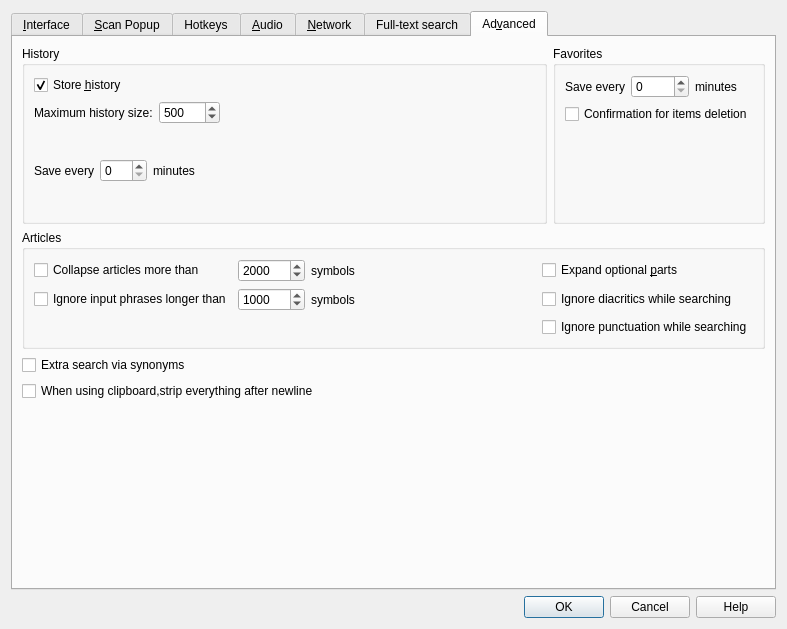
xiaoyifang/goldendict-ng, file preferences.ui: the form before one commit.
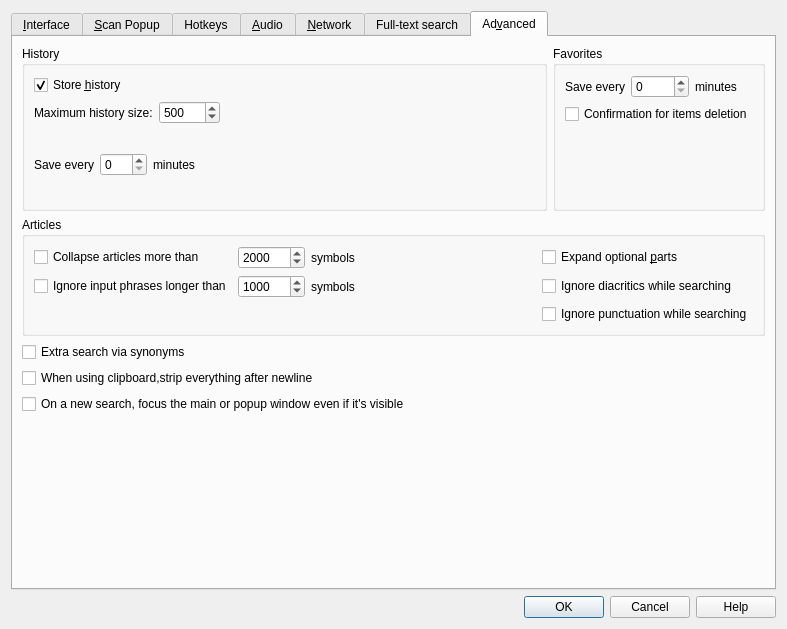
The form after the commit. The open tabs and pages were chosen to show the change. Icons and pictures are not drawn. Custom widgets are drawn as their Qt base class.

Commit message: add a checkbox that allows the user to disable main window being raised when search is triggered

```diff
--- a/preferences.ui
+++ b/preferences.ui
@@ -1768,6 +1768,13 @@
          </property>
         </widget>
        </item>
+       <item>
+        <widget class="QCheckBox" name="raiseWindowOnSearch">
+         <property name="text">
+          <string>On a new search, focus the main or popup window even if it's visible</string>
+         </property>
+        </widget>
+       </item>
        <item>
         <spacer name="verticalSpacer_17">
          <property name="orientation">
```
The commit also changes 5 other files.
